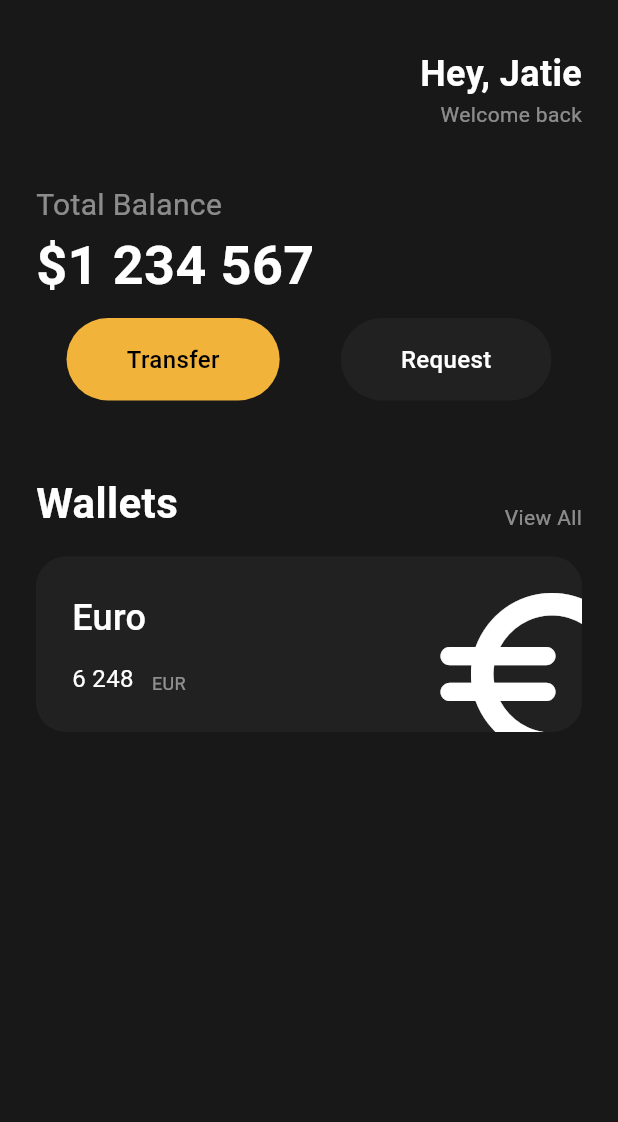
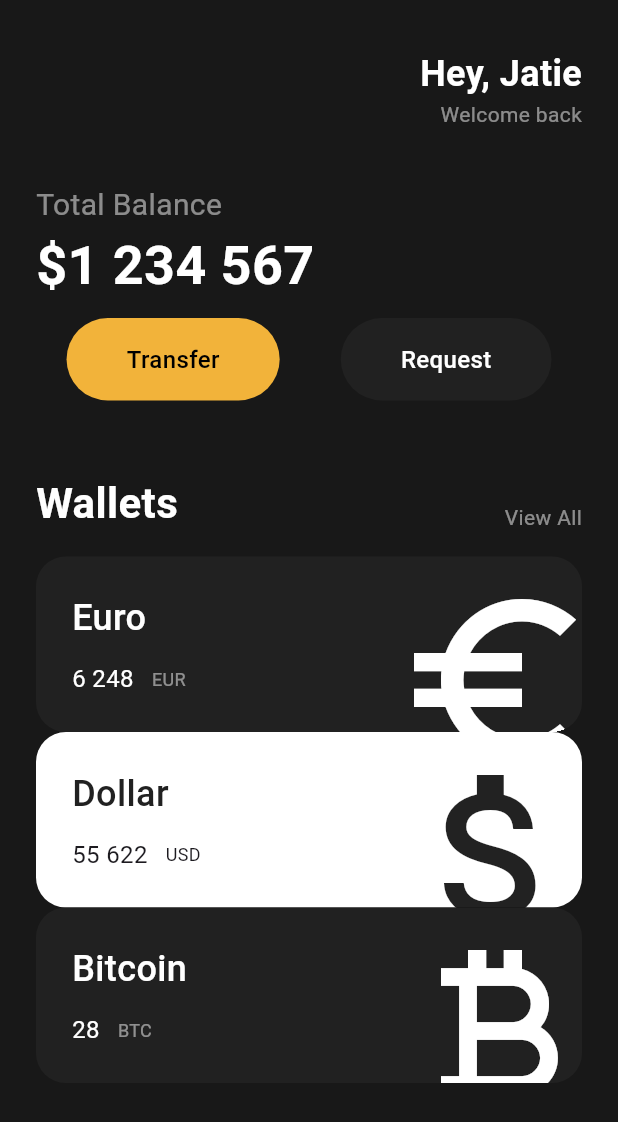
Before and after one commit to leejewon97/flutterUI, a Flutter app: the screen it shows after launch, on a phone screen of 412 x 824 dp. Shown: the top 1122 px of the screen. Run offline on Flutter 3.47's test engine with Material 3 defaults, Android fonts, the phone set to English and light mode, and no system bars.

Commit message:
카드(Container)를 재사용할 수 있도록 MoneyCard(widgets/money_card.dart) 위젯 생성 카드마다 다른 정보들을 프로퍼티로 선언 required가 아닌 isInvert는 기본값을 false로 설정 isInvert가 true일 땐 반전된 색상을 사용하도록 설정     Colors.whilte의 반전은 null. 배경만 Colors.grey[900]
Tranform을 이용하여 index가 0이 아닌 카드들은 겹쳐 올라갈 예정

```diff
--- a/lib/main.dart
+++ b/lib/main.dart
@@ -1,5 +1,6 @@
 import 'package:flutter/material.dart';
 import 'package:toonflix/widgets/custom_button.dart';
+import 'package:toonflix/widgets/money_card.dart';
 
 void main() {
   runApp(const App());
@@ -109,67 +110,24 @@ class App extends StatelessWidget {
               const SizedBox(
                 height: 16.0,
               ),
-              Container(
-                clipBehavior: Clip.hardEdge,
-                padding: const EdgeInsets.all(24.0),
-                decoration: BoxDecoration(
-                  color: Colors.grey[900],
-                  borderRadius: BorderRadius.circular(20),
-                ),
-                child: Row(
-                  mainAxisAlignment: MainAxisAlignment.spaceBetween,
-                  children: [
-                    Column(
-                      crossAxisAlignment: CrossAxisAlignment.start,
-                      children: [
-                        const Text(
-                          'Euro',
-                          style: TextStyle(
-                            color: Colors.white,
-                            fontSize: 24.0,
-                            fontWeight: FontWeight.w500,
-                          ),
-                        ),
-                        const SizedBox(
-                          height: 12.0,
-                        ),
-                        Row(
-                          crossAxisAlignment: CrossAxisAlignment.end,
-                          children: [
-                            const Text(
-                              '6 248',
-                              style: TextStyle(
-                                color: Colors.white,
-                                fontSize: 16.0,
-                              ),
-                            ),
-                            const SizedBox(
-                              width: 12.0,
-                            ),
-                            Text(
-                              'EUR',
-                              style: TextStyle(
-                                color: Colors.white.withOpacity(0.5),
-                                fontSize: 12.0,
-                              ),
-                            ),
-                          ],
-                        ),
-                      ],
-                    ),
-                    Transform.translate(
-                      offset: const Offset(4, 20),
-                      child: Transform.scale(
-                        scale: 4,
-                        child: const Icon(
-                          Icons.euro_rounded,
-                          color: Colors.white,
-                          size: 36.0,
-                        ),
-                      ),
-                    ),
-                  ],
-                ),
+              const MoneyCard(
+                name: 'Euro',
+                amount: '6 248',
+                code: 'EUR',
+                icon: Icons.euro_symbol,
+              ),
+              const MoneyCard(
+                name: 'Dollar',
+                amount: '55 622',
+                code: 'USD',
+                icon: Icons.attach_money,
+                isInvert: true,
+              ),
+              const MoneyCard(
+                name: 'Bitcoin',
+                amount: '28',
+                code: 'BTC',
+                icon: Icons.currency_bitcoin,
               ),
             ],
           ),
--- /dev/null
+++ b/lib/widgets/money_card.dart
@@ -0,0 +1,81 @@
+import 'package:flutter/material.dart';
+
+class MoneyCard extends StatelessWidget {
+  final String name, amount, code;
+  final IconData? icon;
+  final bool isInvert;
+
+  const MoneyCard({
+    super.key,
+    required this.name,
+    required this.amount,
+    required this.code,
+    required this.icon,
+    this.isInvert = false,
+  });
+
+  @override
+  Widget build(BuildContext context) {
+    return Container(
+      clipBehavior: Clip.hardEdge,
+      padding: const EdgeInsets.all(24.0),
+      decoration: BoxDecoration(
+        color: isInvert ? Colors.white : Colors.grey[900],
+        borderRadius: BorderRadius.circular(20),
+      ),
+      child: Row(
+        mainAxisAlignment: MainAxisAlignment.spaceBetween,
+        children: [
+          Column(
+            crossAxisAlignment: CrossAxisAlignment.start,
+            children: [
+              Text(
+                name,
+                style: TextStyle(
+                  color: isInvert ? Colors.grey[900] : Colors.white,
+                  fontSize: 24.0,
+                  fontWeight: FontWeight.w500,
+                ),
+              ),
+              const SizedBox(
+                height: 12.0,
+              ),
+              Row(
+                children: [
+                  Text(
+                    amount,
+                    style: TextStyle(
+                      color: isInvert ? null : Colors.white,
+                      fontSize: 16.0,
+                    ),
+                  ),
+                  const SizedBox(
+                    width: 12.0,
+                  ),
+                  Text(
+                    code,
+                    style: TextStyle(
+                      color: isInvert ? null : Colors.white.withOpacity(0.5),
+                      fontSize: 12.0,
+                    ),
+                  ),
+                ],
+              ),
+            ],
+          ),
+          Transform.translate(
+            offset: const Offset(-16, 24),
+            child: Transform.scale(
+              scale: 4,
+              child: Icon(
+                icon,
+                color: isInvert ? null : Colors.white,
+                size: 36.0,
+              ),
+            ),
+          ),
+        ],
+      ),
+    );
+  }
+}
```
